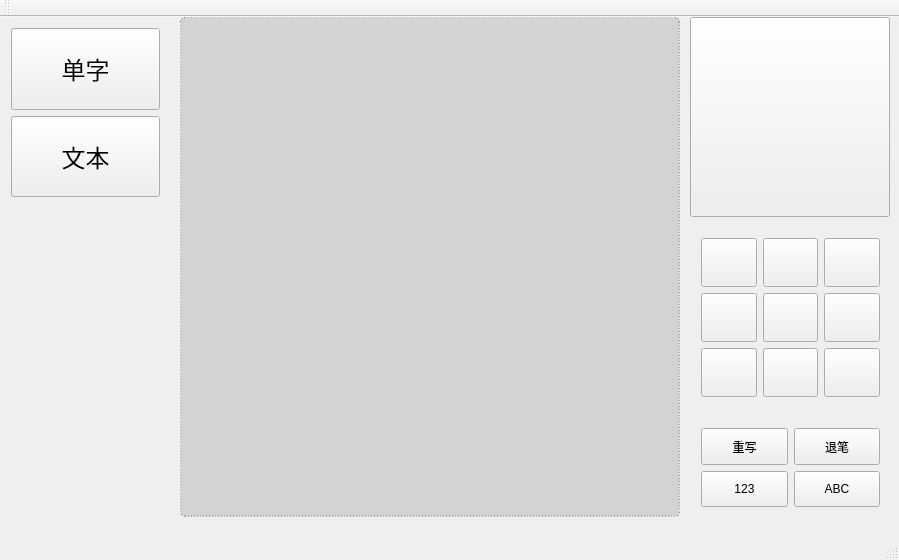
Before: the Qt Designer form handsinput.ui in RingNancy/HandsInput, drawn with Qt 5.
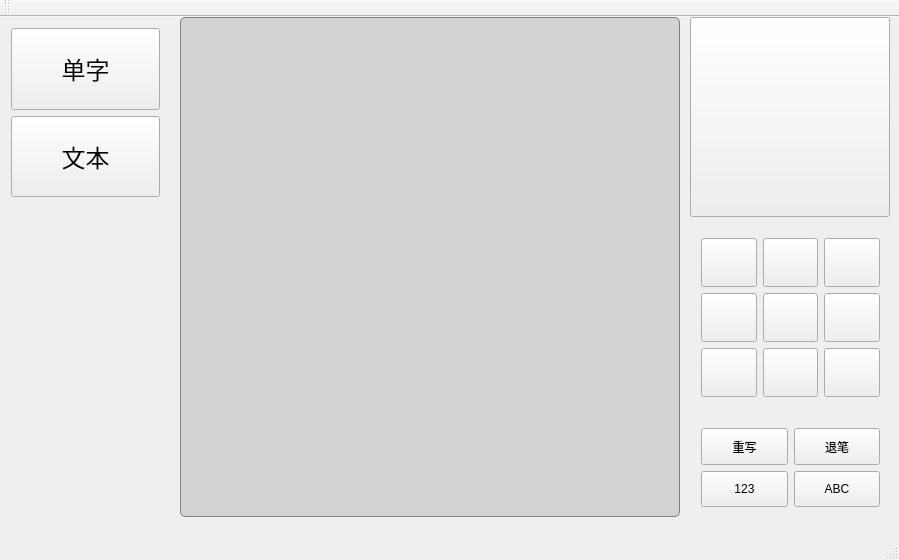
After: the same form once the commit is applied.

```diff
--- a/handsinput.ui
+++ b/handsinput.ui
@@ -29,7 +29,7 @@
     <widget class="QWidget" name="word_widget">
      <property name="styleSheet">
       <string notr="true">background-color: #D3D3D3;
-border: 1px dashed #808080;
+border: 1px solid #808080;
 border-radius: 5px;</string>
      </property>
     </widget>
```
Left out of the diff: 10 changed lines with no effect on the pictures.
